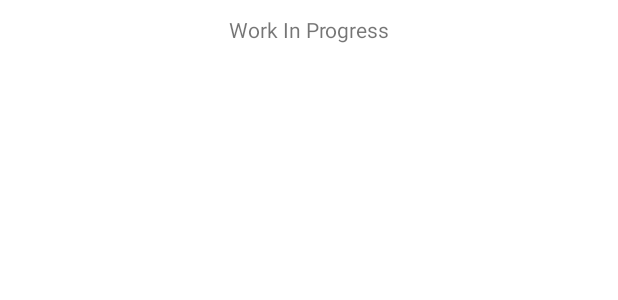
After one commit to chrisUniDev/PRCO203-Android-, an Android app: the layout fragment_support.xml on its own in the app's theme, with its tools: preview values and no code run, on a phone screen of 412 x 824 dp. The commit adds this screen. Shown: the top 300 px of the screen. Run offline under Robolectric (Android 15) with nearby library versions, the phone set to English and light mode, and no system bars.

Commit message:
Readded Support Manager tab

```diff
--- a/BBAHealth/app/src/main/java/com/example/bbahealth/MainActivity.java
+++ b/BBAHealth/app/src/main/java/com/example/bbahealth/MainActivity.java
@@ -57,11 +57,11 @@ public class MainActivity extends AppCompatActivity {
                     return true;
                 case R.id.navigation_support:
                     setTitle("Support");
-                    TrackerFragment supportFragment = new TrackerFragment();
+                    SupportFragment supportFragment = new SupportFragment();
                     android.support.v4.app.FragmentTransaction fragmentTransaction5 = getSupportFragmentManager().beginTransaction();
                     fragmentTransaction5.replace(R.id.fragmentScreen, supportFragment, "FragName");
                     fragmentTransaction5.commit();
-                    getSupportFragmentManager().beginTransaction().add(R.id.fragmentScreen, new TrackerFragment()).commit();
+                    getSupportFragmentManager().beginTransaction().add(R.id.fragmentScreen, new SupportFragment()).commit();
                     return true;
             }
             return false;
--- /dev/null
+++ b/BBAHealth/app/src/main/res/layout/fragment_support.xml
@@ -0,0 +1,19 @@
+<FrameLayout
+    xmlns:android="http://schemas.android.com/apk/res/android"
+    xmlns:tools="http://schemas.android.com/tools"
+    android:layout_width="match_parent"
+    android:layout_height="match_parent"
+    tools:context="com.example.bbahealth.TrackerFragment"
+    android:background="#ffffff"
+    >
+
+    <TextView
+        android:layout_width="match_parent"
+        android:layout_height="match_parent"
+        android:text="Work In Progress"
+        android:textAlignment="center"
+        android:textSize="14sp"
+        android:paddingTop="10dp"
+        />
+
+</FrameLayout>
```
Also changed, not shown: BBAHealth/app/src/main/java/com/example/bbahealth/SupportFragment.java (added, +36 -0 lines).
